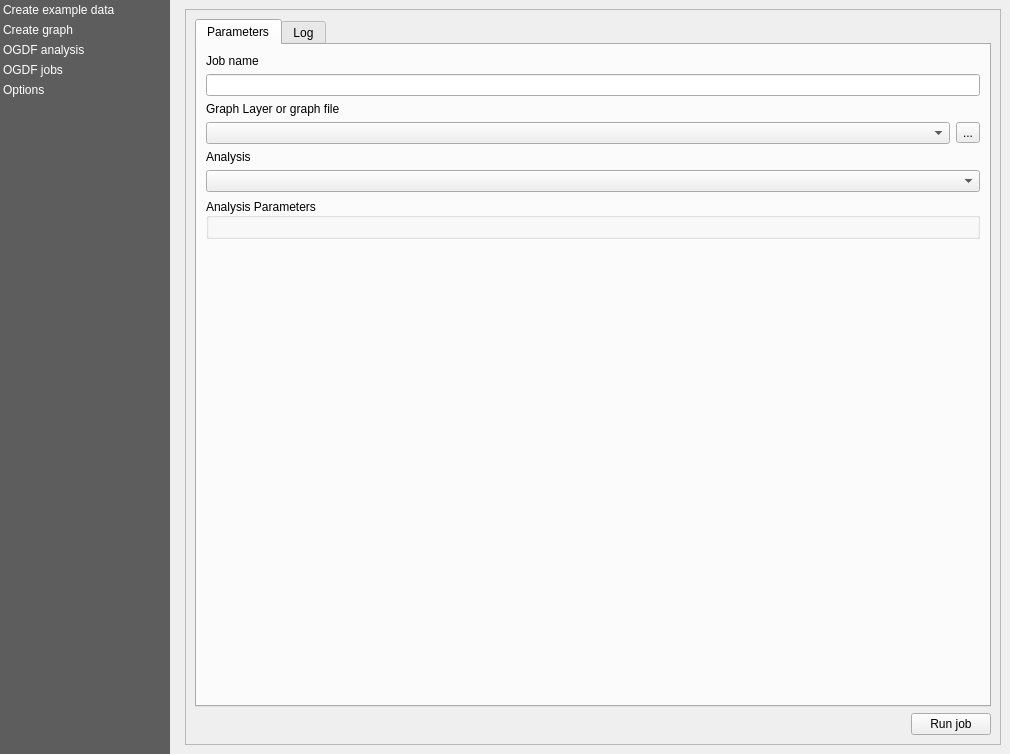
This is views/PluginDialog.ui in S-P-A-N-N-E-R-S/Frontend as Qt 5 draws it before an edit. The edited form follows.
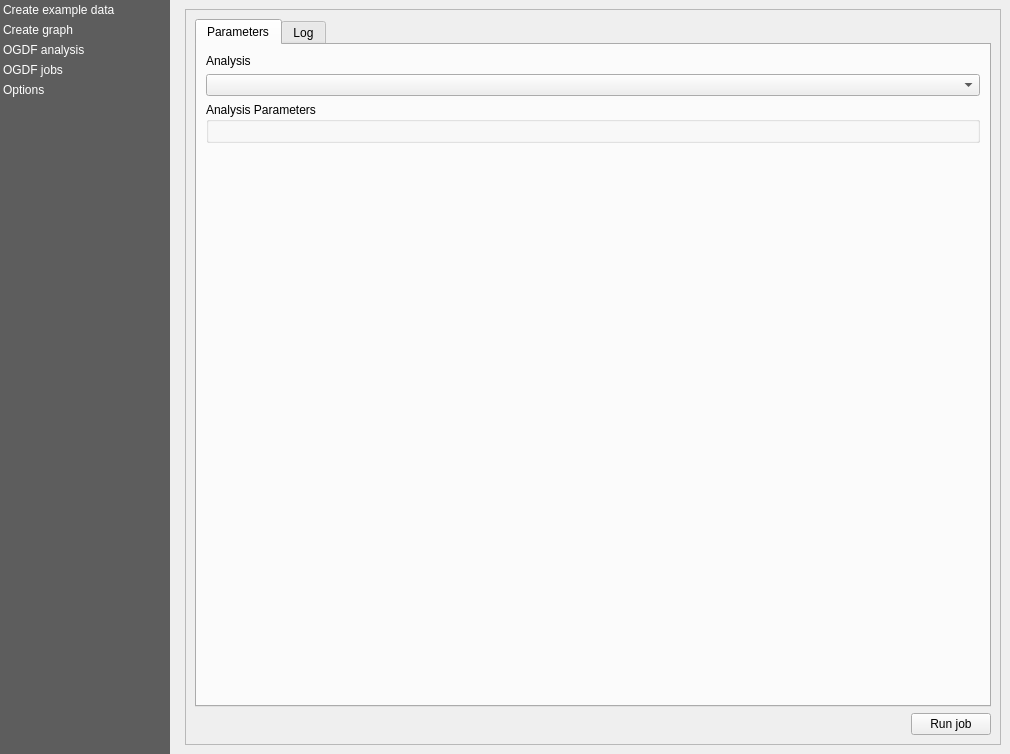
This is the edited form. The open tabs and pages were chosen to show the change. Custom widgets are drawn as their Qt base class.

Commit message: Add ogdf parameters widget and some network changes, closes #76

The edit to the form file:
```diff
--- a/views/PluginDialog.ui
+++ b/views/PluginDialog.ui
@@ -1132,51 +1132,6 @@
                       <property name="sizeConstraint">
                        <enum>QLayout::SetDefaultConstraint</enum>
                       </property>
-                      <item>
-                       <widget class="QLabel" name="ogdf_analysis_job_label">
-                        <property name="text">
-                         <string>Job name</string>
-                        </property>
-                       </widget>
-                      </item>
-                      <item>
-                       <widget class="QLineEdit" name="ogdf_analysis_job_input">
-                        <property name="toolTip">
-                         <string>Enter name of job</string>
-                        </property>
-                       </widget>
-                      </item>
-                      <item>
-                       <widget class="QLabel" name="ogdf_analysis_graph_label">
-                        <property name="text">
-                         <string>Graph Layer or graph file</string>
-                        </property>
-                       </widget>
-                      </item>
-                      <item>
-                       <layout class="QHBoxLayout" name="horizontalLayout_9">
-                        <item>
-                         <widget class="QgsMapLayerComboBox" name="ogdf_analysis_graph_input">
-                          <property name="toolTip">
-                           <string>Select graph layer or graph file (.graphML)</string>
-                          </property>
-                          <property name="allowEmptyLayer">
-                           <bool>true</bool>
-                          </property>
-                         </widget>
-                        </item>
-                        <item>
-                         <widget class="QToolButton" name="ogdf_analysis_graph_input_tools">
-                          <property name="toolTip">
-                           <string>Browse</string>
-                          </property>
-                          <property name="text">
-                           <string>...</string>
-                          </property>
-                         </widget>
-                        </item>
-                       </layout>
-                      </item>
                       <item>
                        <widget class="QLabel" name="ogdf_analysis_analysis_label">
                         <property name="text">
@@ -1192,36 +1147,11 @@
                        </widget>
                       </item>
                       <item>
-                       <widget class="QgsCollapsibleGroupBox" name="ogdf_analysis_parameters_groupbox">
+                       <widget class="QGroupBox" name="ogdf_analysis_parameters_box">
                         <property name="title">
                          <string>Analysis Parameters</string>
                         </property>
-                        <property name="alignment">
-                         <set>Qt::AlignLeading|Qt::AlignLeft|Qt::AlignVCenter</set>
-                        </property>
-                        <property name="flat">
-                         <bool>false</bool>
-                        </property>
-                        <property name="checkable">
-                         <bool>false</bool>
-                        </property>
-                        <property name="collapsed">
-                         <bool>false</bool>
-                        </property>
-                        <property name="scrollOnExpand">
-                         <bool>false</bool>
-                        </property>
-                        <property name="saveCollapsedState">
-                         <bool>true</bool>
-                        </property>
-                        <property name="saveCheckedState">
-                         <bool>false</bool>
-                        </property>
-                        <layout class="QVBoxLayout" name="verticalLayout_14">
-                         <property name="sizeConstraint">
-                          <enum>QLayout::SetMinimumSize</enum>
-                         </property>
-                        </layout>
+                        <layout class="QVBoxLayout" name="verticalLayout_14"/>
                        </widget>
                       </item>
                      </layout>
```
Left out of the diff: 2 changed lines with no effect on the pictures. The commit also changes 4 other files.
